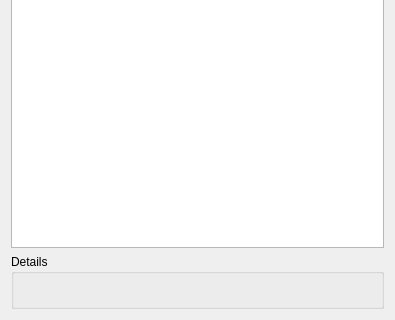
The window that app/gui/designer/template_column.ui (kuryletso/Plater) describes before a commit, drawn with Qt 5; both pictures show x 0 to 395 and y 634 to 954 of the 395 by 954 pixel window.
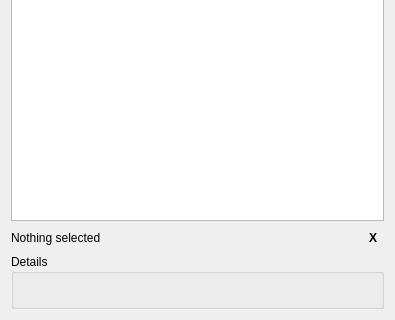
The same window after the commit.

Commit message: Added Provider column. Fixed bug with missing background on Windows 11.

What changed in the file:
```diff
--- a/app/gui/designer/template_column.ui
+++ b/app/gui/designer/template_column.ui
@@ -13,7 +13,7 @@
   <property name="windowTitle">
    <string>Form</string>
   </property>
-  <layout class="QVBoxLayout" name="verticalLayout_2" stretch="0,1,0">
+  <layout class="QVBoxLayout" name="verticalLayout_2" stretch="0,1,0,0">
    <item>
     <widget class="QLineEdit" name="search_edit">
      <property name="placeholderText">
@@ -27,6 +27,35 @@
    <item>
     <widget class="QListWidget" name="template_list"/>
    </item>
+   <item>
+    <layout class="QHBoxLayout" name="horizontalLayout">
+     <item>
+      <widget class="QLabel" name="selection_label">
+       <property name="text">
+        <string>Nothing selected</string>
+       </property>
+      </widget>
+     </item>
+     <item>
+      <widget class="QToolButton" name="clear_button">
+       <property name="font">
+        <font>
+         <bold>true</bold>
+        </font>
+       </property>
+       <property name="toolTip">
+        <string>Clear selection</string>
+       </property>
+       <property name="text">
+        <string>X</string>
+       </property>
+       <property name="autoRaise">
+        <bool>true</bool>
+       </property>
+      </widget>
+     </item>
+    </layout>
+   </item>
    <item>
     <widget class="QGroupBox" name="details_box">
      <property name="title">
```
The commit also changes 5 other files.
